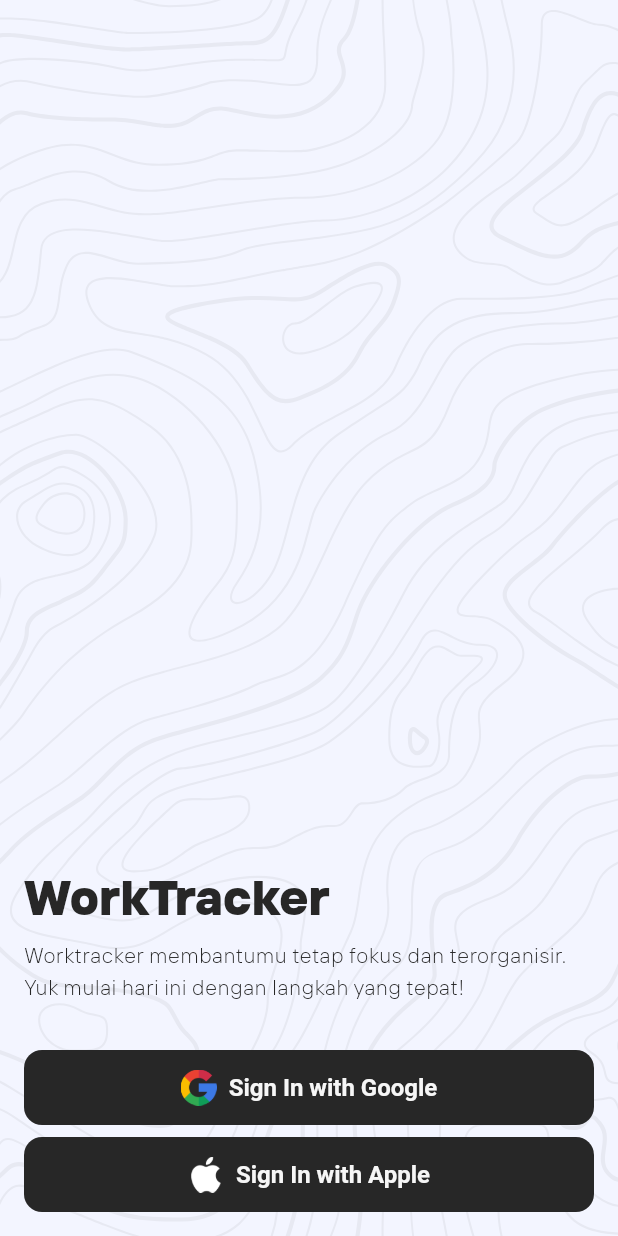
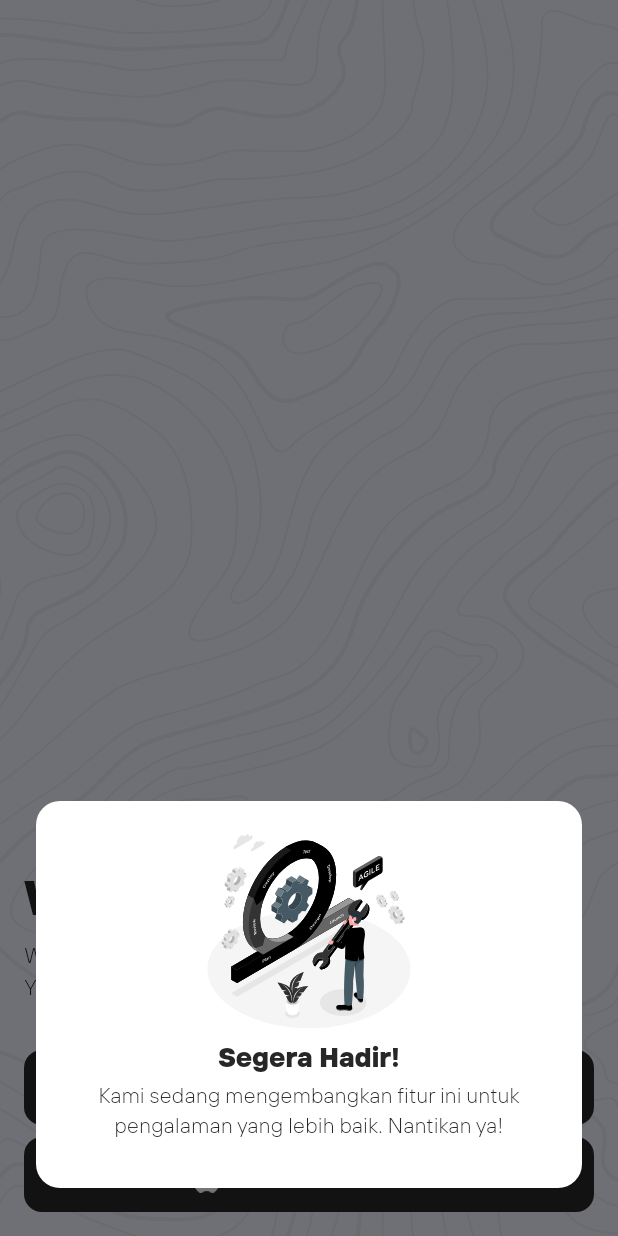
Before and after one commit to rifanstd/WorkTracker, a Flutter app: the SignInPage screen opened by its route, after a tap on "Sign In with Apple", on a phone screen of 412 x 824 dp. Run offline on Flutter 3.47's test engine with Material 3 defaults, Android fonts, the phone set to English and light mode, and no system bars; our stand-ins replace cloud_firestore, connectivity_plus, equatable, firebase_auth, firebase_core, firebase_remote_config and 8 more; accounts and stored records are empty.

Commit message:
feat: add dialog for not available feature yet

```diff
--- a/lib/core/utils/constants/vectors.dart
+++ b/lib/core/utils/constants/vectors.dart
@@ -5,4 +5,5 @@ class AppVectors {
   static const noInternet = 'assets/vectors/no-internet.svg';
   static const update = 'assets/vectors/update.svg';
   static const maintenance = 'assets/vectors/maintenance.svg';
+  static const development = 'assets/vectors/development.svg';
 }
--- a/lib/features/auth/presentation/page/sign_in_page.dart
+++ b/lib/features/auth/presentation/page/sign_in_page.dart
@@ -1,12 +1,12 @@
 import 'package:flutter/material.dart';
 import 'package:flutter_bloc/flutter_bloc.dart';
 import 'package:flutter_svg/svg.dart';
-import 'package:worktracker/core/di/injection_container.dart';
 import 'package:worktracker/core/utils/constants/image.dart';
 import 'package:worktracker/core/utils/constants/strings.dart';
 import 'package:worktracker/core/utils/constants/vectors.dart';
 import 'package:worktracker/features/auth/presentation/bloc/auth_bloc.dart';
 import 'package:worktracker/features/auth/presentation/bloc/auth_event.dart';
+import 'package:worktracker/shared/widgets/app_dialog_widget.dart';
 
 class SignInPage extends StatelessWidget {
   const SignInPage({super.key});
@@ -57,7 +57,9 @@ class SignInPage extends StatelessWidget {
                   const SizedBox(height: 8),
                   buildGoogleSignInButton(
                     context: context,
-                    onPressed: () {},
+                    onPressed: () {
+                      AppDialogWidget.showFeatureNotAvailable(context);
+                    },
                     imagePath: AppImages.apple,
                     title: 'Sign In with Apple',
                   ),
--- a/lib/shared/widgets/app_dialog_widget.dart
+++ b/lib/shared/widgets/app_dialog_widget.dart
@@ -1,6 +1,7 @@
 import 'package:flutter/material.dart';
 import 'package:flutter_svg/svg.dart';
 import 'package:worktracker/core/utils/constants/colors.dart';
+import 'package:worktracker/core/utils/constants/vectors.dart';
 
 class AppDialogWidget {
   AppDialogWidget._();
@@ -32,7 +33,7 @@ class AppDialogWidget {
           child: SizedBox(
             width: MediaQuery.of(context).size.width,
             child: Padding(
-              padding: const EdgeInsets.all(24.0),
+              padding: const EdgeInsets.all(8),
               child: Column(
                 mainAxisSize: MainAxisSize.min,
                 children: [
@@ -78,4 +79,15 @@ class AppDialogWidget {
       },
     );
   }
+
+  static Future<void> showFeatureNotAvailable(BuildContext context) async {
+    await show(
+      isDismissible: true,
+      context: context,
+      vectorImagePath: AppVectors.development,
+      title: 'Segera Hadir!',
+      message:
+          'Kami sedang mengembangkan fitur ini untuk pengalaman yang lebih baik. Nantikan ya!',
+    );
+  }
 }
```
Also changed, not shown: assets/vectors/development.svg (added).
